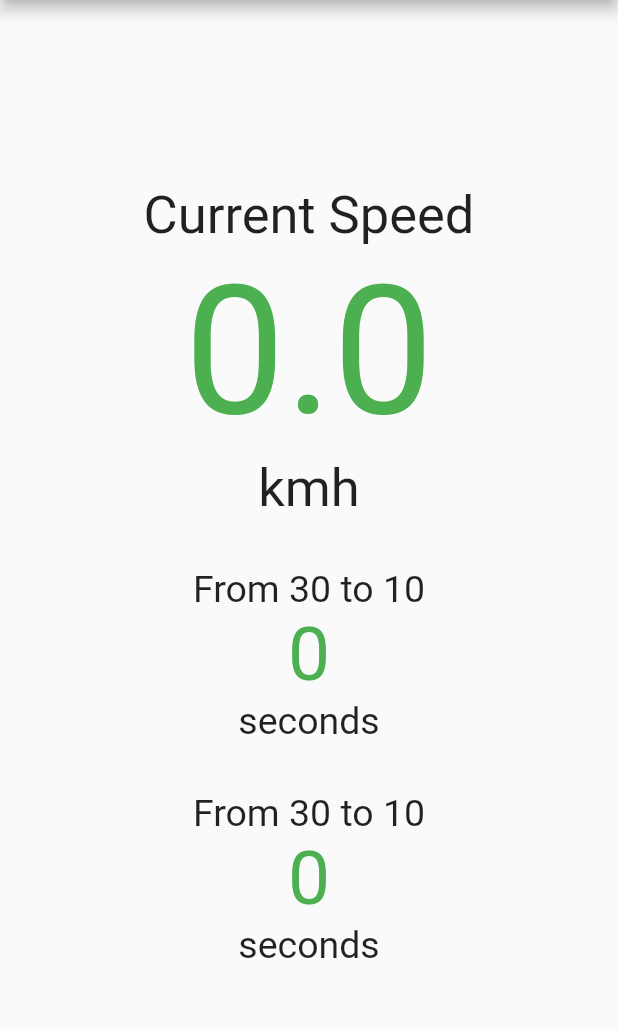
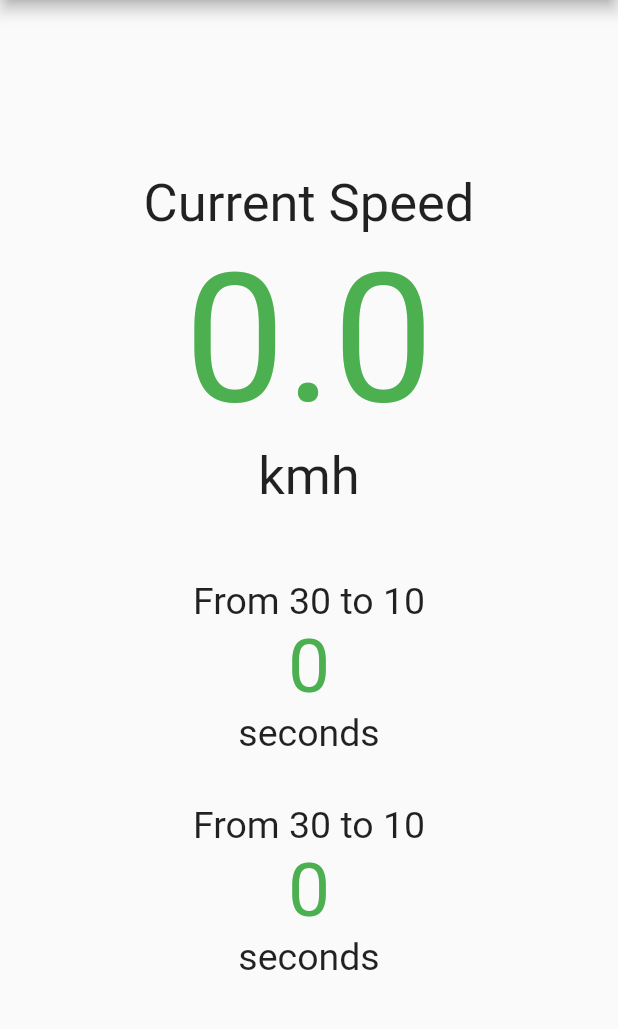
Before and after one commit to abdomashael/conncted_cars_task, a Flutter app: the screen it shows after launch, on a phone screen of 412 x 824 dp, the part 84-1113 px from its top. Run offline on Flutter 3.47's test engine with Material 2 defaults, Android fonts, the phone set to English and light mode, and no system bars; our stand-ins replace google_fonts, location, sensors; Roboto replaces fonts that are missing (Iceberg).

```diff
--- a/lib/main.dart
+++ b/lib/main.dart
@@ -97,8 +97,8 @@ class _MyHomePageState extends State<MyHomePage> {
       body: Center(
         // Center is a layout widget. It takes a single child and positions it
         // in the middle of the parent.
-        child: Column(
-          mainAxisAlignment: MainAxisAlignment.center,
+        child: ListView(
+          shrinkWrap: true,
           children: <Widget>[
             SpeedWidget(speed: _speed),
             AccelerometerWidget(from30To10Time: _from10To30Time, maxSpeed: MAX_SPEED, minSpeed: MIN_SPEED),
@@ -211,7 +211,7 @@ class SpeedWidget extends StatelessWidget {
   @override
   Widget build(BuildContext context) {
     return Padding(
-      padding: EdgeInsets.fromLTRB(0, 16, 0, 16),
+      padding: EdgeInsets.fromLTRB(0, 16, 0, 32),
       child: Column(
         children: [
           Text(
```
